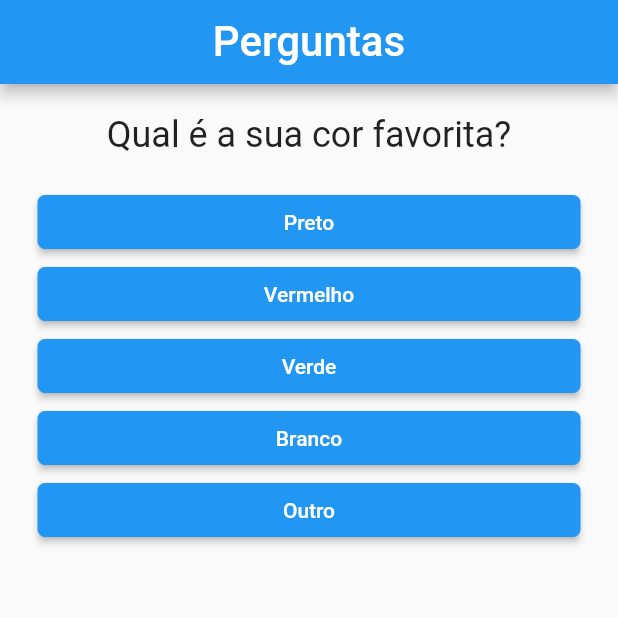
After one commit to nagpaulo/projeto-perguntas, a Flutter app: the screen it shows after launch, on a phone screen of 412 x 824 dp, the top half of it. The commit adds this screen. Run offline on Flutter 3.47's test engine with Material 2 defaults, Android fonts, the phone set to English and light mode, and no system bars.

Commit message:
Adcionando pontuacao

```diff
--- a/lib/main.dart
+++ b/lib/main.dart
@@ -1,5 +1,6 @@
 import 'package:flutter/material.dart';
 import 'package:flutter/widgets.dart';
+import 'package:projeto_perguntas/questionario.dart';
 import './questao.dart';
 import './resposta.dart';
 import './resultado.dart';
@@ -18,15 +19,33 @@ class _PerguntaAppState extends State<PerguntaApp> {
   final List<Map<String, dynamic>> _perguntas = const [
     {
       'texto': 'Qual é a sua cor favorita?',
-      'respostas': ['Preto', 'Vermelho', 'Verde', 'Branco', 'Outro'],
+      'respostas': [
+        {'texto': 'Preto', 'pontuacao': 10},
+        {'texto': 'Vermelho', 'pontuacao': 8},
+        {'texto': 'Verde', 'pontuacao': 5},
+        {'texto': 'Branco', 'pontuacao': 3},
+        {'texto': 'Outro', 'pontuacao': 1},
+      ],
     },
     {
       'texto': 'Qual é o seu animal favorito?',
-      'respostas': ['Coelho', 'Cobra', 'Elefante', 'Leão', 'Outro'],
+      'respostas': [
+        {'texto': 'Coelho', 'pontuacao': 10},
+        {'texto': 'Cobra', 'pontuacao': 8},
+        {'texto': 'Elefante', 'pontuacao': 5},
+        {'texto': 'Leão', 'pontuacao': 3},
+        {'texto': 'Outro', 'pontuacao': 1},
+      ],
     },
     {
       'texto': 'Qual é o seu instrutor favorito?',
-      'respostas': ['Paulo', 'Bebeto', 'Daniel', 'Ronaldo', 'Outro'],
+      'respostas': [
+        {'texto': 'Paulo', 'pontuacao': 8},
+        {'texto': 'Bebeto', 'pontuacao': 10},
+        {'texto': 'Daniel', 'pontuacao': 5},
+        {'texto': 'Ronaldo', 'pontuacao': 3},
+        {'texto': 'Outro', 'pontuacao': 1},
+      ],
     }
   ];
 
@@ -44,10 +63,10 @@ class _PerguntaAppState extends State<PerguntaApp> {
 
   @override
   Widget build(BuildContext context) {
-    List<String> respostas =
+    List<Map<String, dynamic>> respostas =
         isQuestionSelected ? _perguntas[_perguntaSelecionada]['respostas'] : [];
     List<Widget> widget =
-        respostas.map((t) => Resposta(t, _responder)).toList();
+        respostas.map((resp) => Resposta(resp['texto'], _responder)).toList();
 
     return MaterialApp(
       home: Scaffold(
@@ -62,11 +81,10 @@ class _PerguntaAppState extends State<PerguntaApp> {
           ),
         ),
         body: isQuestionSelected
-            ? Column(
-                children: <Widget>[
-                  Questao(_perguntas[_perguntaSelecionada]['texto'].toString()),
-                  ...widget,
-                ],
+            ? Questionario(
+                perguntaSelecionada: _perguntaSelecionada,
+                perguntas: _perguntas,
+                widget: widget,
               )
             : Resultado(data),
       ),
--- /dev/null
+++ b/lib/questionario.dart
@@ -0,0 +1,25 @@
+import 'package:flutter/widgets.dart';
+import 'package:projeto_perguntas/questao.dart';
+import 'package:flutter/material.dart';
+
+class Questionario extends StatelessWidget {
+  final List<Map<String, dynamic>> perguntas;
+  final int perguntaSelecionada;
+  final List<Widget> widget;
+
+  Questionario(
+      {super.key,
+      required this.perguntas,
+      required this.perguntaSelecionada,
+      required this.widget});
+
+  @override
+  Widget build(BuildContext context) {
+    return Column(
+      children: <Widget>[
+        Questao(perguntas[perguntaSelecionada]['texto'].toString()),
+        ...widget,
+      ],
+    );
+  }
+}
```
